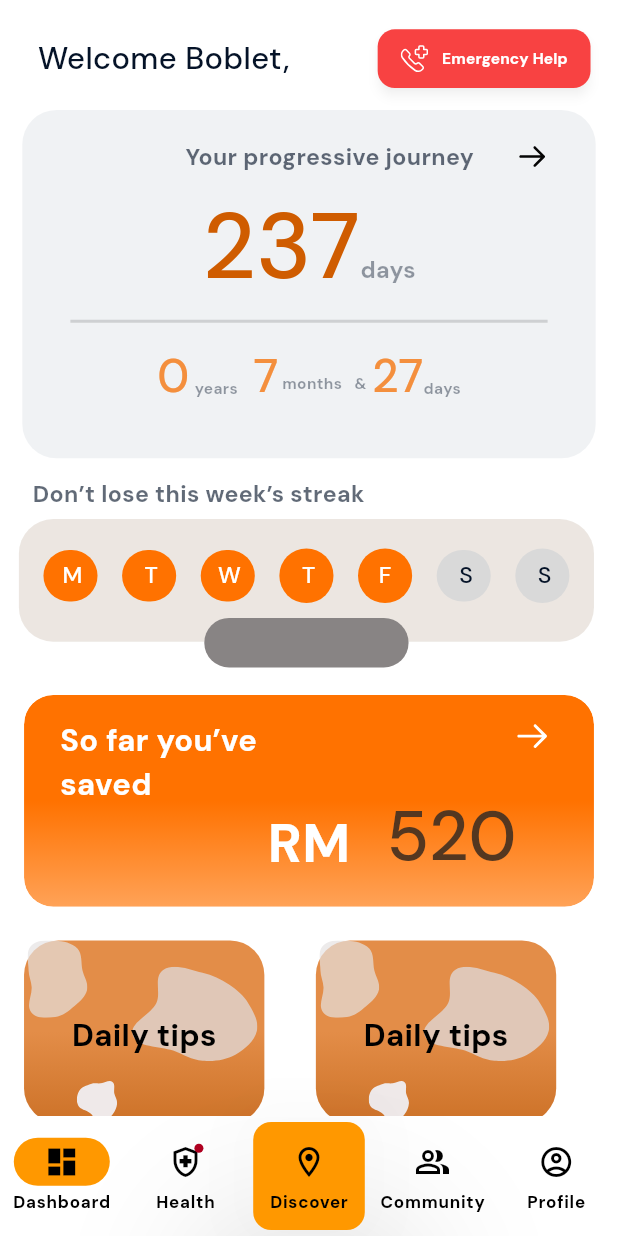
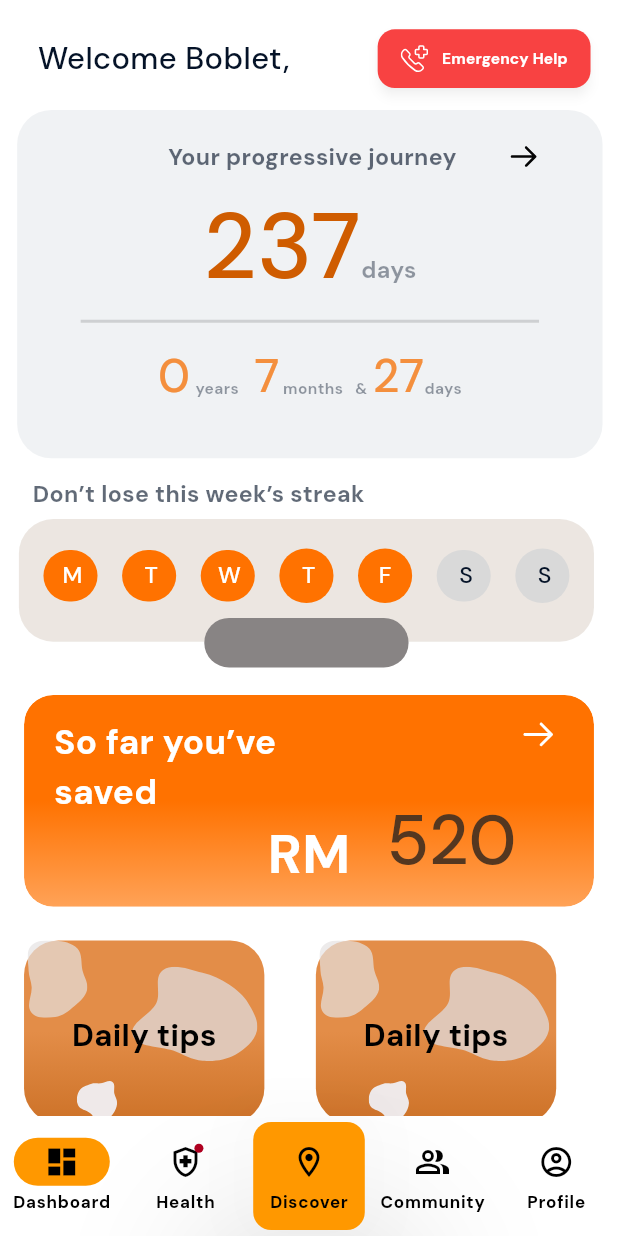
Before and after one commit to abdulla056/ThriveQuit, a Flutter app: the screen it shows after launch, on a phone screen of 412 x 824 dp. Run offline on Flutter 3.47's test engine with Material 3 defaults, Android fonts, the phone set to English and light mode, and no system bars; our stand-ins replace cached_network_image, flutter_svg, google_maps_flutter, outline_gradient_button, table_calendar.

Commit message:
Update home_page_one_page.dart
FIX Ui

```diff
--- a/lib/presentation/home_page_one_page/home_page_one_page.dart
+++ b/lib/presentation/home_page_one_page/home_page_one_page.dart
@@ -20,7 +20,6 @@ class HomePageOnePage extends StatefulWidget {
 }
 
 class _HomePageOnePageState extends State<HomePageOnePage> {
-
   // int pageIndex = 0;
 
   // final pages = [
@@ -33,7 +32,7 @@ class _HomePageOnePageState extends State<HomePageOnePage> {
   Widget build(BuildContext context) {
     return SafeArea(
       child: Scaffold(
-            body : SingleChildScrollView(
+        body: SingleChildScrollView(
           // width: double.infinity,
           // decoration: AppDecoration.fillWhiteA,
           child: Container(
@@ -84,7 +83,8 @@ class _HomePageOnePageState extends State<HomePageOnePage> {
           ),
         ),
         CustomElevatedButton(
-            onPressed: () => Navigator.pushNamed(context, AppRoutes.emergencyPageScreen),
+          onPressed: () =>
+              Navigator.pushNamed(context, AppRoutes.emergencyPageScreen),
           height: 38.v,
           width: 124.h,
           text: "Emergency Help",
@@ -108,11 +108,11 @@ class _HomePageOnePageState extends State<HomePageOnePage> {
 Widget _buildTrackerDisplayColumn(BuildContext context) {
   return Container(
     margin: EdgeInsets.only(
-        left: 4.h,
-        right: 4.h,
+      left: 1.h,
+      right: 0.h,
     ),
     padding: EdgeInsets.symmetric(
-        horizontal: 28.h,
+      horizontal: 37.h,
       vertical: 19.v,
     ),
     decoration: AppDecoration.fillPrimary.copyWith(
@@ -124,7 +124,7 @@ class _HomePageOnePageState extends State<HomePageOnePage> {
         Align(
           alignment: Alignment.centerRight,
           child: Padding(
-              padding: EdgeInsets.only(left: 54.h),
+            padding: EdgeInsets.only(left: 30.h),
             child: Row(
               mainAxisAlignment: MainAxisAlignment.end,
               children: [
@@ -139,7 +139,7 @@ class _HomePageOnePageState extends State<HomePageOnePage> {
                   imagePath: ImageConstant.imgRightOnprimarycontainer,
                   height: 20.adaptSize,
                   width: 20.adaptSize,
-                    margin: EdgeInsets.only(left: 25.h),
+                  margin: EdgeInsets.only(left: 30.h),
                 ),
               ],
             ),
@@ -198,7 +198,7 @@ class _HomePageOnePageState extends State<HomePageOnePage> {
               padding: EdgeInsets.only(
                 left: 2.h,
                 top: 17.v,
-                  bottom: 9.v,
+                bottom: 6.v,
               ),
               child: Text(
                 "months",
@@ -209,7 +209,7 @@ class _HomePageOnePageState extends State<HomePageOnePage> {
               padding: EdgeInsets.only(
                 left: 7.h,
                 top: 17.v,
-                  bottom: 9.v,
+                bottom: 6.v,
               ),
               child: Text(
                 "&",
@@ -444,7 +444,7 @@ class _HomePageOnePageState extends State<HomePageOnePage> {
             Align(
               alignment: Alignment.bottomRight,
               child: Padding(
-                  padding: EdgeInsets.only(right: 30.h),
+                padding: EdgeInsets.only(right: 30.h, top: 48.v),
                 child: Text(
                   "520",
                   style: CustomTextStyles.displayMediumGray80001,
@@ -461,12 +461,13 @@ class _HomePageOnePageState extends State<HomePageOnePage> {
                     crossAxisAlignment: CrossAxisAlignment.start,
                     children: [
                       SizedBox(
-                          width: 123.h,
+                        width: 130.h,
                         child: Text(
                           "So far you’ve saved ",
                           maxLines: 2,
                           overflow: TextOverflow.ellipsis,
-                            style: CustomTextStyles.titleLargeWhiteA700,
+                          style: CustomTextStyles.titleLargeWhiteA700
+                              .copyWith(fontSize: 23.3),
                         ),
                       ),
                       CustomImageView(
```
Lines whose indentation alone changed are shown as unchanged.
